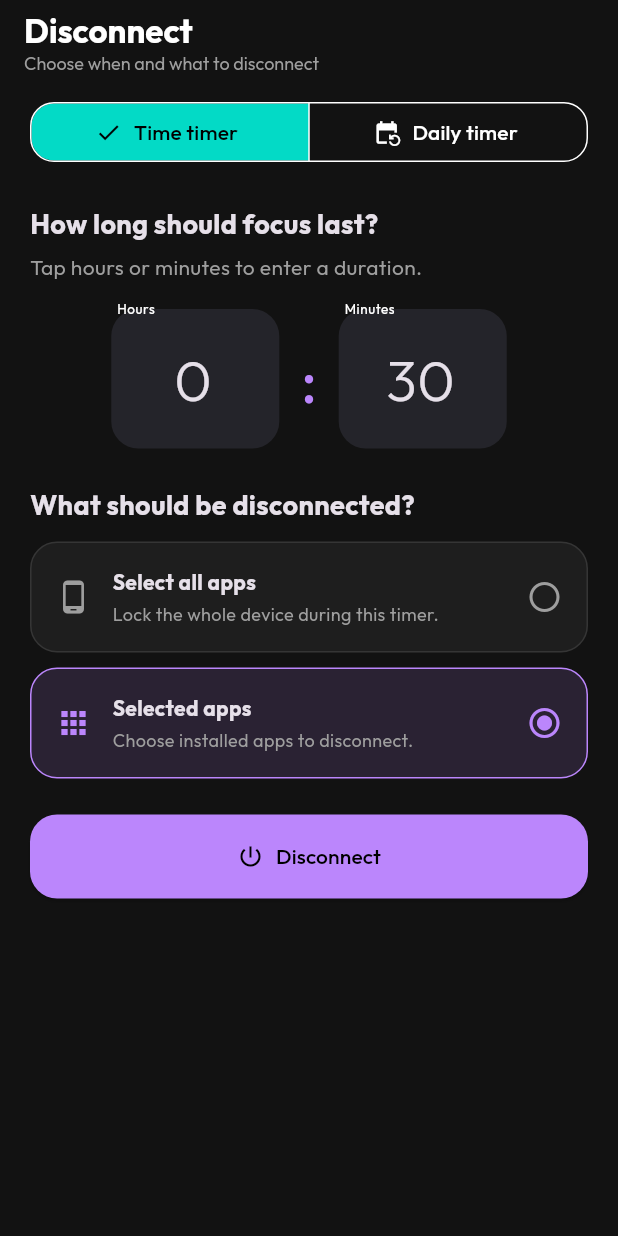
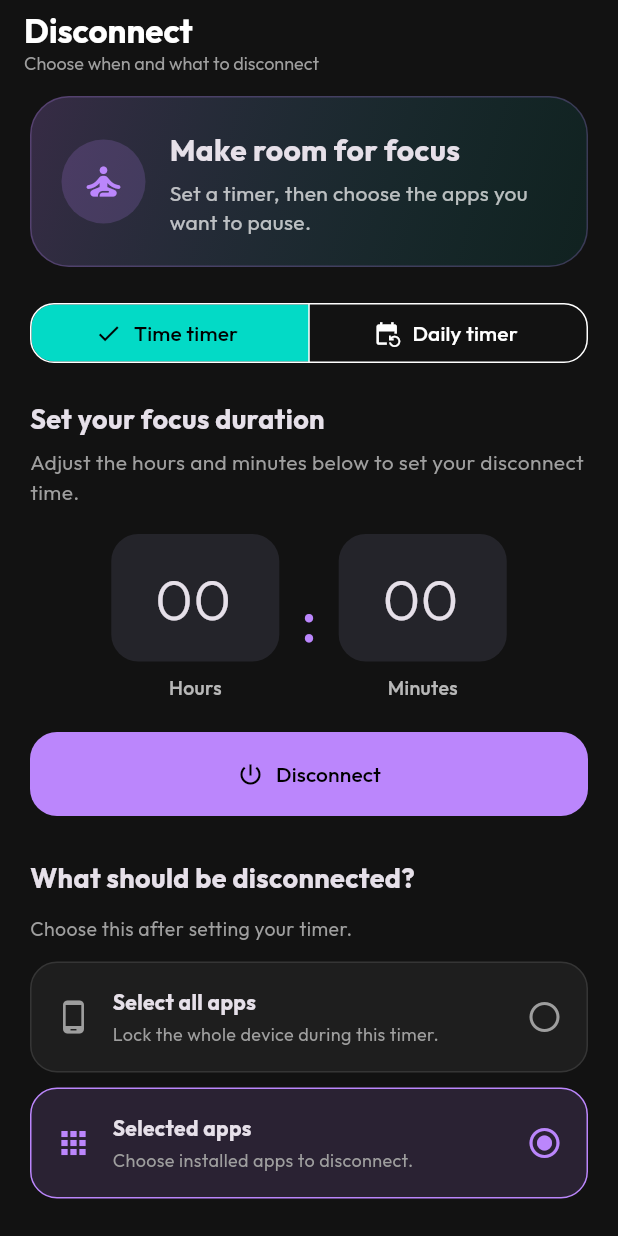
Before and after one commit to bens-max/Disconnect-Application, a Flutter app: the screen it shows after launch, on a phone screen of 412 x 824 dp. Run offline on Flutter 3.47's test engine with Material 3 defaults, Android fonts, the phone set to English and light mode, and no system bars; our stand-ins replace google_fonts, shared_preferences; missing offline and left inert: flutter_accessibility_service, installed_apps.

Commit message:
Improved UI and functioning

```diff
--- a/lib/main.dart
+++ b/lib/main.dart
@@ -8,12 +8,18 @@ import 'services/native_service.dart';
 void main() async {
   WidgetsFlutterBinding.ensureInitialized();
 
-  // Initialize native service
-  await NativeService.initialize();
+  final storageService = StorageService();
+  final endTimeFuture = storageService.getEndTime();
+  final scheduleFuture = storageService.getDailySchedule();
 
-  final storageService = StorageService();
-  final endTime = await storageService.getEndTime();
-  final schedule = await storageService.getDailySchedule();
+  await Future.wait<void>([
+    NativeService.initialize(),
+    endTimeFuture.then((_) {}),
+    scheduleFuture.then((_) {}),
+  ]);
+
+  final endTime = await endTimeFuture;
+  final schedule = await scheduleFuture;
 
   bool isLockActive = false;
   if (endTime != null && DateTime.now().isBefore(endTime)) {
@@ -74,6 +80,23 @@ class FocusBlockerApp extends StatelessWidget {
             borderSide: BorderSide.none,
           ),
         ),
+        cardTheme: CardThemeData(
+          color: const Color(0xFF1E1E26),
+          elevation: 0,
+          margin: EdgeInsets.zero,
+          shape: RoundedRectangleBorder(
+            borderRadius: BorderRadius.circular(20),
+          ),
+        ),
+        elevatedButtonTheme: ElevatedButtonThemeData(
+          style: ElevatedButton.styleFrom(
+            elevation: 0,
+            minimumSize: const Size.fromHeight(54),
+            shape: RoundedRectangleBorder(
+              borderRadius: BorderRadius.circular(18),
+            ),
+          ),
+        ),
         snackBarTheme: SnackBarThemeData(
           behavior: SnackBarBehavior.floating,
           shape: RoundedRectangleBorder(
--- a/lib/screens/timer_screen.dart
+++ b/lib/screens/timer_screen.dart
@@ -16,11 +16,10 @@ class TimerScreen extends StatefulWidget {
   State<TimerScreen> createState() => _TimerScreenState();
 }
 
-class _TimerScreenState extends State<TimerScreen>
-    with SingleTickerProviderStateMixin {
+class _TimerScreenState extends State<TimerScreen> {
   final StorageService _storageService = StorageService();
-  final _hoursController = TextEditingController(text: '0');
-  final _minutesController = TextEditingController(text: '30');
+  final _hoursController = TextEditingController(text: '00');
+  final _minutesController = TextEditingController(text: '00');
   _TimerType _timerType = _TimerType.oneTime;
   _BlockingScope _scope = _BlockingScope.selectedApps;
   int _selectedAppCount = 0;
@@ -138,15 +137,15 @@ class _TimerScreenState extends State<TimerScreen>
           child: Column(
             crossAxisAlignment: CrossAxisAlignment.stretch,
             children: [
+              _buildWelcomeCard(theme),
+              const SizedBox(height: 20),
               _buildTimerTypeSelector(theme),
-              const SizedBox(height: 24),
+              const SizedBox(height: 20),
               if (_timerType == _TimerType.oneTime)
                 _buildDuration(theme)
               else
                 _buildDailyIntro(theme),
-              const SizedBox(height: 24),
-              _buildScopeSelector(theme),
-              const SizedBox(height: 24),
+              const SizedBox(height: 20),
               ElevatedButton.icon(
                 onPressed: _isStarting ? null : _disconnect,
                 icon: Icon(
@@ -170,9 +169,61 @@ class _TimerScreenState extends State<TimerScreen>
                   ),
                 ),
               ),
+              const SizedBox(height: 28),
+              _buildScopeSelector(theme),
             ],
           ),
         ),
+      ),
+    );
+  }
+
+  Widget _buildWelcomeCard(ThemeData theme) {
+    return Container(
+      padding: const EdgeInsets.all(20),
+      decoration: BoxDecoration(
+        gradient: LinearGradient(
+          colors: [
+            theme.colorScheme.primary.withValues(alpha: 0.22),
+            theme.colorScheme.secondary.withValues(alpha: 0.08),
+          ],
+          begin: Alignment.topLeft,
+          end: Alignment.bottomRight,
+        ),
+        borderRadius: BorderRadius.circular(26),
+        border: Border.all(
+          color: theme.colorScheme.primary.withValues(alpha: 0.24),
+        ),
+      ),
+      child: Row(
+        children: [
+          CircleAvatar(
+            radius: 28,
+            backgroundColor: theme.colorScheme.primary.withValues(alpha: 0.18),
+            child: Icon(
+              Icons.self_improvement_rounded,
+              color: theme.colorScheme.primary,
+              size: 30,
+            ),
+          ),
+          const SizedBox(width: 16),
+          const Expanded(
+            child: Column(
+              crossAxisAlignment: CrossAxisAlignment.start,
+              children: [
+                Text(
+                  'Make room for focus',
+                  style: TextStyle(fontSize: 20, fontWeight: FontWeight.bold),
+                ),
+                SizedBox(height: 5),
+                Text(
+                  'Set a timer, then choose the apps you want to pause.',
+                  style: TextStyle(color: Colors.white70, height: 1.35),
+                ),
+              ],
+            ),
+          ),
+        ],
       ),
     );
   }
@@ -206,12 +257,12 @@ class _TimerScreenState extends State<TimerScreen>
       crossAxisAlignment: CrossAxisAlignment.start,
       children: [
         const Text(
-          'How long should focus last?',
+          'Set your focus duration',
           style: TextStyle(fontSize: 18, fontWeight: FontWeight.bold),
         ),
         const SizedBox(height: 6),
         const Text(
-          'Tap hours or minutes to enter a duration.',
+          'Adjust the hours and minutes below to set your disconnect time.',
           style: TextStyle(color: Colors.grey),
         ),
         const SizedBox(height: 18),
@@ -239,7 +290,9 @@ class _TimerScreenState extends State<TimerScreen>
   Widget _buildNumberField(TextEditingController controller, String label) {
     return SizedBox(
       width: 112,
-      child: TextField(
+      child: Column(
+        children: [
+          TextField(
             controller: controller,
             keyboardType: TextInputType.number,
             textAlign: TextAlign.center,
@@ -248,12 +301,21 @@ class _TimerScreenState extends State<TimerScreen>
               LengthLimitingTextInputFormatter(label == 'Minutes' ? 2 : 3),
             ],
             style: const TextStyle(fontSize: 38, fontWeight: FontWeight.w300),
-        decoration: InputDecoration(
-          labelText: label,
-          alignLabelWithHint: true,
-          labelStyle: const TextStyle(fontSize: 12),
-          contentPadding: const EdgeInsets.symmetric(vertical: 18),
+            decoration: const InputDecoration(
+              hintText: '00',
+              contentPadding: EdgeInsets.symmetric(vertical: 14),
             ),
+          ),
+          const SizedBox(height: 8),
+          Text(
+            label,
+            style: const TextStyle(
+              color: Colors.white70,
+              fontSize: 13,
+              fontWeight: FontWeight.w500,
+            ),
+          ),
+        ],
       ),
     );
   }
@@ -290,6 +352,11 @@ class _TimerScreenState extends State<TimerScreen>
         const Text(
           'What should be disconnected?',
           style: TextStyle(fontSize: 18, fontWeight: FontWeight.bold),
+        ),
+        const SizedBox(height: 12),
+        const Text(
+          'Choose this after setting your timer.',
+          style: TextStyle(color: Colors.grey, fontSize: 13),
         ),
         const SizedBox(height: 12),
         _scopeTile(
```
Also changed, not shown: lib/screens/app_selection_screen.dart (+46 -26 lines), 2 other files. Lines whose indentation alone changed are shown as unchanged.
